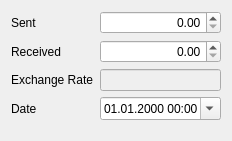
Qt form src/views/ui_files/dialogs/cash_transfer_dialog.ui (JakubFranek/Kapytal) before a commit.
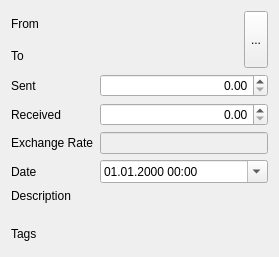
The same form after that commit.

Commit message:
Add Swap Accounts button to Cash Transfer Dialog
Add icon for swapping.
Hide Exchange Rate widgets in Cash Transfer Dialog when either Account
is None.
Remove Currency code suffix from Cash Transfer Dialog spinboxes when
the related Account is None.
Stop resetting Cash Transfer Dialog spinbox values to zero when Account
paths change.

```diff
--- a/src/views/ui_files/dialogs/cash_transfer_dialog.ui
+++ b/src/views/ui_files/dialogs/cash_transfer_dialog.ui
@@ -9,8 +9,8 @@
    <rect>
     <x>0</x>
     <y>0</y>
-    <width>224</width>
-    <height>141</height>
+    <width>279</width>
+    <height>257</height>
    </rect>
   </property>
   <property name="sizePolicy">
@@ -25,83 +25,176 @@
   <property name="locale">
    <locale language="English" country="UnitedKingdom"/>
   </property>
-  <layout class="QFormLayout" name="formLayout">
-   <item row="0" column="0">
-    <widget class="QLabel" name="sentLabel">
-     <property name="text">
-      <string>Sent</string>
-     </property>
-    </widget>
-   </item>
-   <item row="0" column="1">
-    <widget class="QDoubleSpinBox" name="sentDoubleSpinBox">
-     <property name="alignment">
-      <set>Qt::AlignRight|Qt::AlignTrailing|Qt::AlignVCenter</set>
-     </property>
-     <property name="showGroupSeparator" stdset="0">
-      <bool>true</bool>
-     </property>
-     <property name="maximum">
-      <double>10000000000000000.000000000000000</double>
-     </property>
-    </widget>
-   </item>
-   <item row="1" column="0">
-    <widget class="QLabel" name="receivedLabel">
-     <property name="text">
-      <string>Received</string>
-     </property>
-    </widget>
-   </item>
-   <item row="1" column="1">
-    <widget class="QDoubleSpinBox" name="receivedDoubleSpinBox">
-     <property name="alignment">
-      <set>Qt::AlignRight|Qt::AlignTrailing|Qt::AlignVCenter</set>
-     </property>
-     <property name="showGroupSeparator" stdset="0">
-      <bool>true</bool>
-     </property>
-     <property name="maximum">
-      <double>10000000000000000.000000000000000</double>
-     </property>
-    </widget>
-   </item>
-   <item row="2" column="0">
-    <widget class="QLabel" name="exchangeRateLabel">
-     <property name="text">
-      <string>Exchange Rate</string>
-     </property>
-    </widget>
-   </item>
-   <item row="2" column="1">
-    <widget class="QLineEdit" name="exchangeRateLineEdit">
-     <property name="enabled">
-      <bool>false</bool>
-     </property>
-     <property name="styleSheet">
-      <string notr="true"/>
-     </property>
-     <property name="readOnly">
-      <bool>true</bool>
-     </property>
-    </widget>
-   </item>
-   <item row="3" column="0">
-    <widget class="QLabel" name="dateLabel">
-     <property name="text">
-      <string>Date</string>
-     </property>
-    </widget>
-   </item>
-   <item row="3" column="1">
-    <widget class="QDateTimeEdit" name="dateTimeEdit">
-     <property name="displayFormat">
-      <string>dd.MM.yyyy hh:mm</string>
-     </property>
-     <property name="calendarPopup">
-      <bool>true</bool>
-     </property>
-    </widget>
+  <layout class="QVBoxLayout" name="verticalLayout">
+   <item>
+    <layout class="QGridLayout" name="gridLayout">
+     <item row="5" column="1" colspan="2">
+      <widget class="QDateTimeEdit" name="dateTimeEdit">
+       <property name="displayFormat">
+        <string>dd.MM.yyyy hh:mm</string>
+       </property>
+       <property name="calendarPopup">
+        <bool>true</bool>
+       </property>
+      </widget>
+     </item>
+     <item row="6" column="0" alignment="Qt::AlignTop">
+      <widget class="QLabel" name="descriptionLabel">
+       <property name="sizePolicy">
+        <sizepolicy hsizetype="Fixed" vsizetype="Preferred">
+         <horstretch>0</horstretch>
+         <verstretch>0</verstretch>
+        </sizepolicy>
+       </property>
+       <property name="text">
+        <string>Description</string>
+       </property>
+      </widget>
+     </item>
+     <item row="2" column="0">
+      <widget class="QLabel" name="sentLabel">
+       <property name="sizePolicy">
+        <sizepolicy hsizetype="Fixed" vsizetype="Preferred">
+         <horstretch>0</horstretch>
+         <verstretch>0</verstretch>
+        </sizepolicy>
+       </property>
+       <property name="text">
+        <string>Sent</string>
+       </property>
+      </widget>
+     </item>
+     <item row="4" column="1" colspan="2">
+      <widget class="QLineEdit" name="exchangeRateLineEdit">
+       <property name="enabled">
+        <bool>false</bool>
+       </property>
+       <property name="styleSheet">
+        <string notr="true"/>
+       </property>
+       <property name="readOnly">
+        <bool>true</bool>
+       </property>
+      </widget>
+     </item>
+     <item row="3" column="1" colspan="2">
+      <widget class="QDoubleSpinBox" name="receivedDoubleSpinBox">
+       <property name="alignment">
+        <set>Qt::AlignRight|Qt::AlignTrailing|Qt::AlignVCenter</set>
+       </property>
+       <property name="showGroupSeparator" stdset="0">
+        <bool>true</bool>
+       </property>
+       <property name="maximum">
+        <double>10000000000000000.000000000000000</double>
+       </property>
+      </widget>
+     </item>
+     <item row="0" column="0">
+      <widget class="QLabel" name="fromLabel">
+       <property name="sizePolicy">
+        <sizepolicy hsizetype="Fixed" vsizetype="Preferred">
+         <horstretch>0</horstretch>
+         <verstretch>0</verstretch>
+        </sizepolicy>
+       </property>
+       <property name="text">
+        <string>From</string>
+       </property>
+      </widget>
+     </item>
+     <item row="1" column="0">
+      <widget class="QLabel" name="toLabel">
+       <property name="sizePolicy">
+        <sizepolicy hsizetype="Fixed" vsizetype="Preferred">
+         <horstretch>0</horstretch>
+         <verstretch>0</verstretch>
+        </sizepolicy>
+       </property>
+       <property name="text">
+        <string>To</string>
+       </property>
+      </widget>
+     </item>
+     <item row="0" column="2" rowspan="2">
+      <widget class="QToolButton" name="swapAccountsToolButton">
+       <property name="sizePolicy">
+        <sizepolicy hsizetype="Fixed" vsizetype="Expanding">
+         <horstretch>0</horstretch>
+         <verstretch>0</verstretch>
+        </sizepolicy>
+       </property>
+       <property name="text">
+        <string>...</string>
+       </property>
+      </widget>
+     </item>
+     <item row="7" column="0">
+      <widget class="QLabel" name="tagsLabel">
+       <property name="sizePolicy">
+        <sizepolicy hsizetype="Fixed" vsizetype="Preferred">
+         <horstretch>0</horstretch>
+         <verstretch>0</verstretch>
+        </sizepolicy>
+       </property>
+       <property name="text">
+        <string>Tags</string>
+       </property>
+      </widget>
+     </item>
+     <item row="5" column="0">
+      <widget class="QLabel" name="dateLabel">
+       <property name="sizePolicy">
+        <sizepolicy hsizetype="Fixed" vsizetype="Preferred">
+         <horstretch>0</horstretch>
+         <verstretch>0</verstretch>
+        </sizepolicy>
+       </property>
+       <property name="text">
+        <string>Date</string>
+       </property>
+      </widget>
+     </item>
+     <item row="3" column="0">
+      <widget class="QLabel" name="receivedLabel">
+       <property name="sizePolicy">
+        <sizepolicy hsizetype="Fixed" vsizetype="Preferred">
+         <horstretch>0</horstretch>
+         <verstretch>0</verstretch>
+        </sizepolicy>
+       </property>
+       <property name="text">
+        <string>Received</string>
+       </property>
+      </widget>
+     </item>
+     <item row="4" column="0">
+      <widget class="QLabel" name="exchangeRateLabel">
+       <property name="sizePolicy">
+        <sizepolicy hsizetype="Fixed" vsizetype="Preferred">
+         <horstretch>0</horstretch>
+         <verstretch>0</verstretch>
+        </sizepolicy>
+       </property>
+       <property name="text">
+        <string>Exchange Rate</string>
+       </property>
+      </widget>
+     </item>
+     <item row="2" column="1" colspan="2">
+      <widget class="QDoubleSpinBox" name="sentDoubleSpinBox">
+       <property name="alignment">
+        <set>Qt::AlignRight|Qt::AlignTrailing|Qt::AlignVCenter</set>
+       </property>
+       <property name="showGroupSeparator" stdset="0">
+        <bool>true</bool>
+       </property>
+       <property name="maximum">
+        <double>10000000000000000.000000000000000</double>
+       </property>
+      </widget>
+     </item>
+    </layout>
    </item>
   </layout>
   <action name="actionSelect_Sender">
```
Left out of the diff: 9 changed lines with no effect on the pictures. The commit also changes 4 other files.
